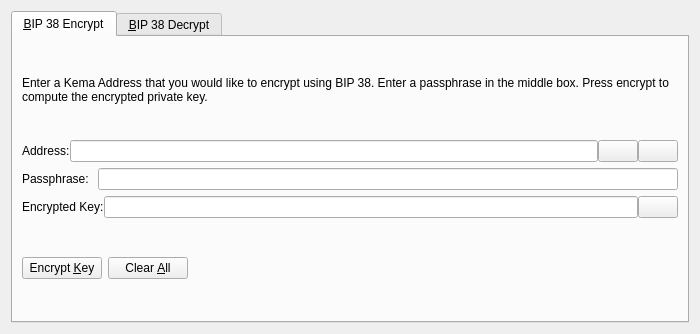
This is src/qt/forms/bip38tooldialog.ui in wmcorless/kema as Qt 5 draws it before an edit. The edited form follows.
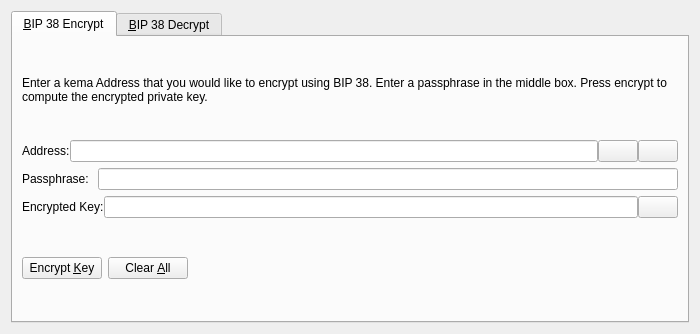
This is the edited form. The open tabs and pages were chosen to show the change. Icons and pictures are not drawn. Custom widgets are drawn as their Qt base class.

Patch:
```diff
--- a/src/qt/forms/bip38tooldialog.ui
+++ b/src/qt/forms/bip38tooldialog.ui
@@ -30,7 +30,7 @@
        <item>
         <widget class="QLabel" name="infoLabel_ENC">
          <property name="text">
-          <string>Enter a Kema Address that you would like to encrypt using BIP 38. Enter a passphrase in the middle box. Press encrypt to compute the encrypted private key.</string>
+          <string>Enter a kema Address that you would like to encrypt using BIP 38. Enter a passphrase in the middle box. Press encrypt to compute the encrypted private key.</string>
          </property>
          <property name="textFormat">
           <enum>Qt::PlainText</enum>
```
Left out of the diff: 24 changed lines with no effect on the pictures.
